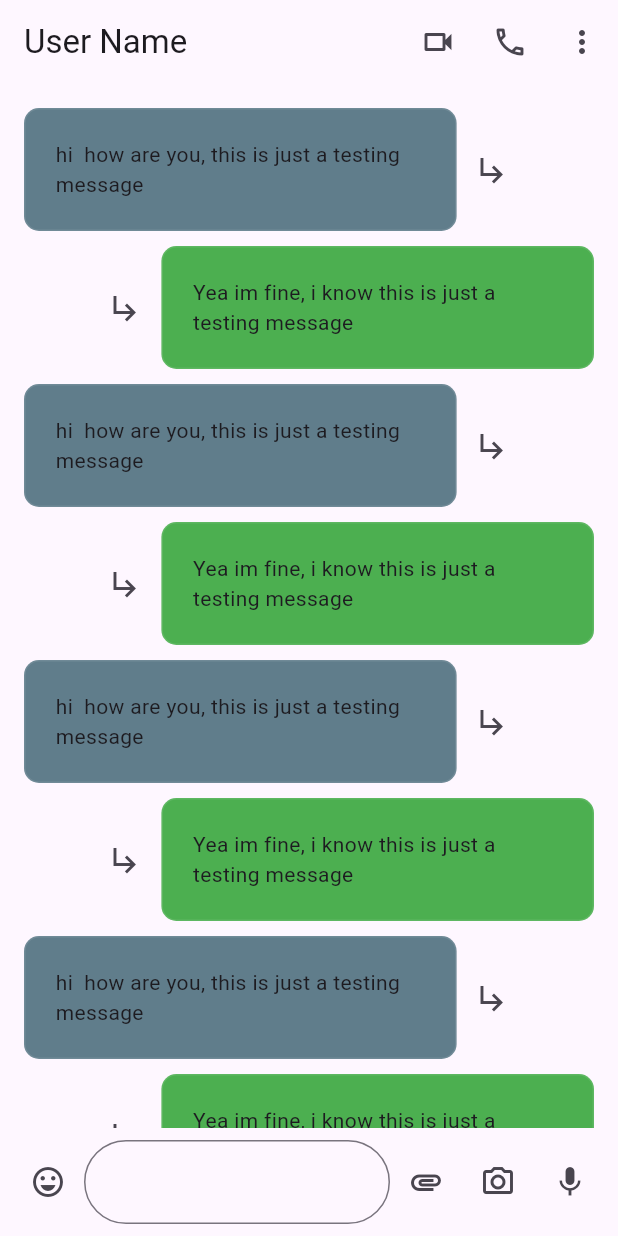
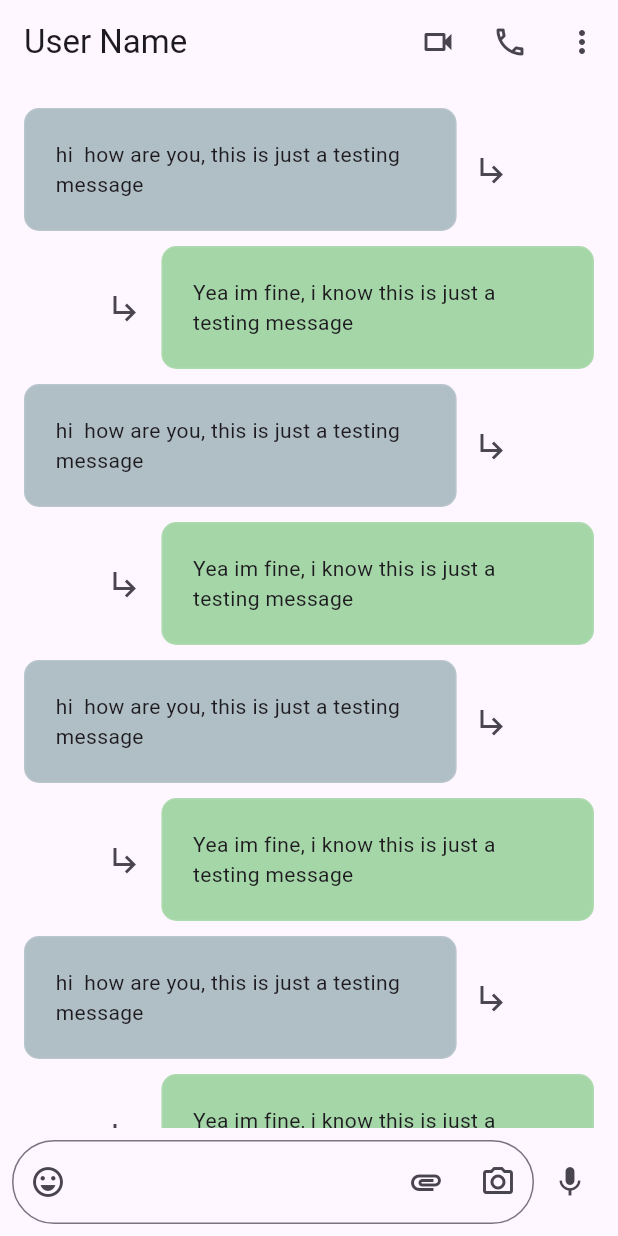
Before and after one commit to AshwaniDev101/Flutter-LanternChat, a Flutter app: the screen it shows after launch, on a phone screen of 412 x 824 dp. Run offline on Flutter 3.47's test engine with Material 3 defaults, Android fonts, the light colour scheme and no system bars.

Commit message:
refactor: Restructure Chatpage UI and enhance text input field
This commit refactors the `Chatpage` widget for better organization and improves the user interface for message input.

Key changes in `lib/pages/chatpage.dart`:
- The main `build` method has been cleaned up by extracting the `AppBar`, the message list, and the text input area into separate private helper methods: `_appBar`, `_messageList`, and `_textArea`.
- The chat message list is now wrapped in an `Expanded` widget to ensure it fills the available space correctly.
- The text input field (`TextField`) has been enhanced:
    - An emoji icon is now placed inside the text field as a `prefixIcon`.
    - The attachment and camera icons are now grouped together as a `suffixIcon`.

```diff
--- a/lib/pages/chatpage.dart
+++ b/lib/pages/chatpage.dart
@@ -1,5 +1,6 @@
 import 'package:flutter/material.dart';
 
+// Popup Option menu for the Chat page
 enum ChatpagePopupMenu {
   newGroup,
   viewContact,
@@ -11,6 +12,7 @@ enum ChatpagePopupMenu {
   more,
 }
 
+// extension allows additional functionality to enums
 extension on ChatpagePopupMenu {
   String get action {
     return switch (this) {
@@ -32,7 +34,14 @@ class Chatpage extends StatelessWidget {
   @override
   Widget build(BuildContext context) {
     return Scaffold(
-      appBar: AppBar(
+      appBar: _appBar(context),
+      body: Column(children: [_messageList(context), _textArea(context)]),
+    );
+  }
+
+  // Page App bar
+  AppBar _appBar(BuildContext context) {
+    return AppBar(
       title: Text("User Name "),
       actions: [
         IconButton(onPressed: () {}, icon: Icon(Icons.videocam_outlined)),
@@ -45,90 +54,93 @@ class Chatpage extends StatelessWidget {
           },
         ),
       ],
-      ),
-      body: ListView.separated(
+    );
+  }
 
-        separatorBuilder: (context, index){
-          return SizedBox(height: 10,);
+  // This is the main chat window with all the chat messages
+  Widget _messageList(BuildContext context) {
+    return Expanded(
+      child: ListView.separated(
+        separatorBuilder: (context, index) {
+          return SizedBox(height: 10);
         },
         itemCount: 20,
         padding: EdgeInsets.all(16),
 
         itemBuilder: (context, index) {
+          final bool isSelf = index % 2 == 0;
 
-
-          final bool isSelf = index%2==0;
-
-          if(isSelf){
+          if (isSelf) {
             return Row(
-
               mainAxisAlignment: MainAxisAlignment.start,
               children: [
                 Container(
-                  width: MediaQuery.of(context).size.width*0.7,
+                  width: MediaQuery.of(context).size.width * 0.7,
                   padding: EdgeInsets.all(20),
                   decoration: BoxDecoration(
                     borderRadius: BorderRadius.all(Radius.circular(10)),
-                    color: Colors.blueGrey,
+                    color: Colors.blueGrey[200],
 
                     border: Border.all(color: Colors.white10),
                   ),
 
-                  child: Text('hi  how are you, this is just a testing message',softWrap: true, overflow: TextOverflow.visible,),
+                  child: Text('hi  how are you, this is just a testing message', softWrap: true),
                 ),
 
-                IconButton(onPressed: (){}, icon: Icon(Icons.subdirectory_arrow_right_outlined)),
+                IconButton(onPressed: () {}, icon: Icon(Icons.subdirectory_arrow_right_outlined)),
               ],
             );
-          }else {
+          } else {
             return Row(
-
               mainAxisAlignment: MainAxisAlignment.end,
               children: [
-
-                IconButton(onPressed: (){}, icon: Icon(Icons.subdirectory_arrow_right_outlined)),
+                IconButton(onPressed: () {}, icon: Icon(Icons.subdirectory_arrow_right_outlined)),
                 Container(
-                  width: MediaQuery.of(context).size.width*0.7,
+                  width: MediaQuery.of(context).size.width * 0.7,
                   padding: EdgeInsets.all(20),
                   decoration: BoxDecoration(
                     borderRadius: BorderRadius.all(Radius.circular(10)),
-                    color: Colors.green,
+                    color: Colors.green[200],
 
                     border: Border.all(color: Colors.white10),
                   ),
 
-                  child: Text('Yea im fine, i know this is just a testing message',softWrap: true, overflow: TextOverflow.visible,),
+                  child: Text('Yea im fine, i know this is just a testing message', softWrap: true),
                 ),
               ],
             );
-
+          }
+        },
+      ),
+    );
   }
 
-
-        },
-      ),
-      bottomNavigationBar: Padding(
+  // Area where user type there messages
+  Widget _textArea(BuildContext context) {
+    return Padding(
       padding: const EdgeInsets.all(8.0),
       child: Row(
         children: [
-            IconButton(onPressed: () {}, icon: Icon(Icons.emoji_emotions_outlined)),
           Expanded(
             child: TextField(
               decoration: InputDecoration(
-                  border: OutlineInputBorder(
-                    borderRadius: BorderRadius.circular(40),
-                    borderSide: BorderSide(color: Colors.red, width: 2),
+                prefixIcon: IconButton(onPressed: () {}, icon: Icon(Icons.emoji_emotions_outlined)),
+
+                suffixIcon: Row(
+                  mainAxisAlignment: MainAxisAlignment.end,
+                  children: [
+                    IconButton(onPressed: () {}, icon: Icon(Icons.attachment)),
+                    IconButton(onPressed: () {}, icon: Icon(Icons.camera_alt_outlined)),
+                  ],
                 ),
+
+                border: OutlineInputBorder(borderRadius: BorderRadius.circular(40)),
               ),
             ),
           ),
 
-            IconButton(onPressed: () {}, icon: Icon(Icons.attachment)),
-            IconButton(onPressed: () {}, icon: Icon(Icons.camera_alt_outlined)),
-
           IconButton(onPressed: () {}, icon: Icon(Icons.mic)),
         ],
-        ),
       ),
     );
   }
```
Lines whose indentation alone changed are shown as unchanged.
